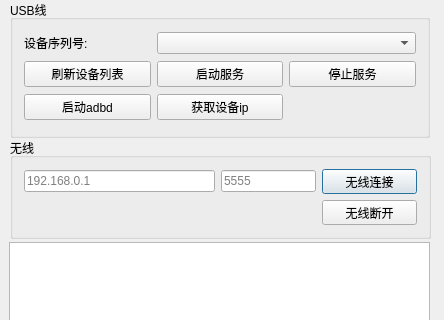
This is dialog.ui in zCourse/apower as Qt 5 draws it before an edit; both pictures show x 0 to 444 and y 0 to 320 of the 444 by 525 pixel window. The edited form follows.
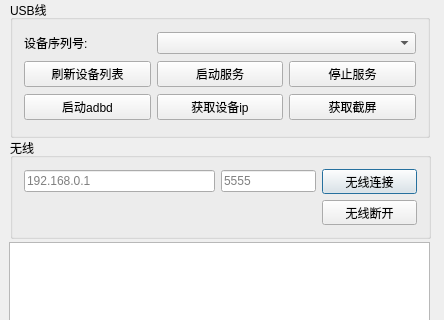
This is the edited form.

Diff of the .ui file:
```diff
--- a/dialog.ui
+++ b/dialog.ui
@@ -123,6 +123,13 @@
     <item row="0" column="1" colspan="2">
      <widget class="QComboBox" name="serialBox"/>
     </item>
+    <item row="2" column="2">
+     <widget class="QPushButton" name="getPicBtn">
+      <property name="text">
+       <string>获取截屏</string>
+      </property>
+     </widget>
+    </item>
    </layout>
   </widget>
   <widget class="QTextEdit" name="outEdt">
```
